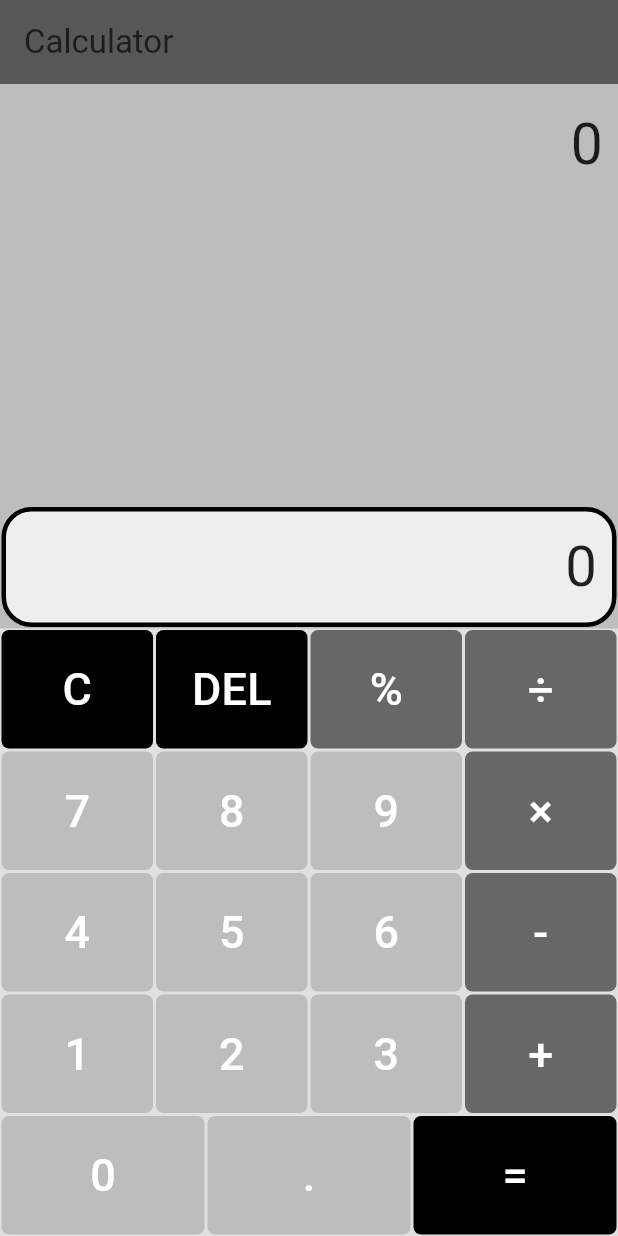
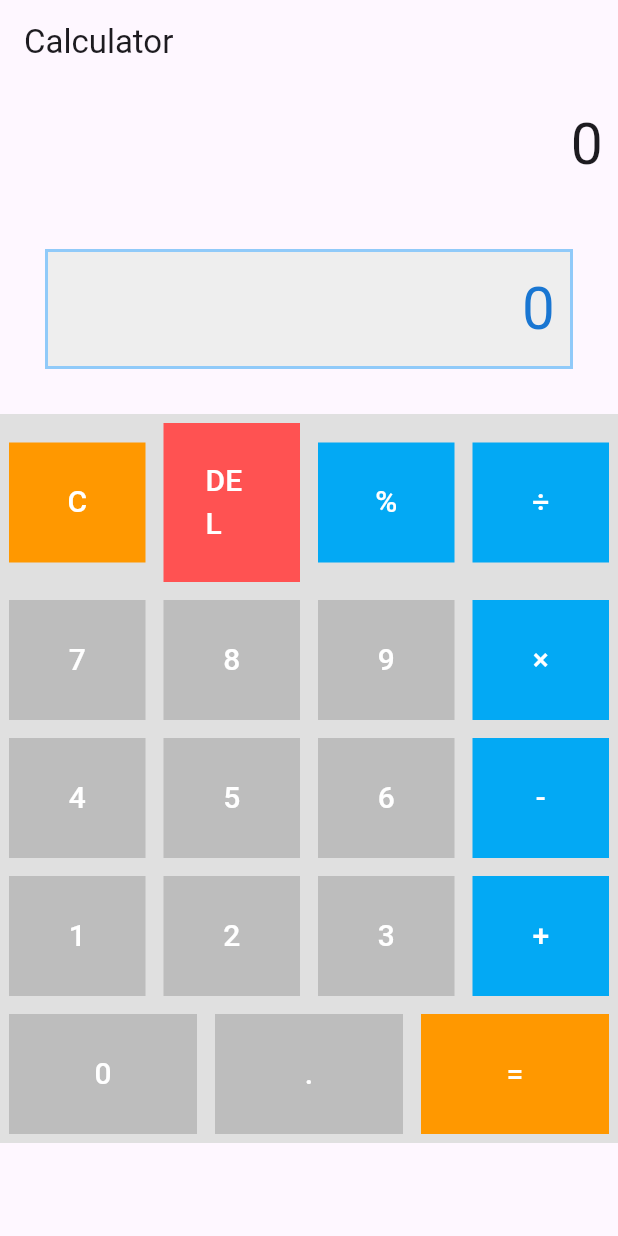
Before and after one commit to samuelpastor31/Calculadora-Flutter, a Flutter app: the screen it shows after launch, on a phone screen of 412 x 824 dp. Run offline on Flutter 3.47's test engine with Material 3 defaults, Android fonts, the phone set to English and light mode, and no system bars; our stand-ins replace math_expressions.

```diff
--- a/lib/calculator_home.dart
+++ b/lib/calculator_home.dart
@@ -39,13 +39,12 @@ class _CalculatorHomeState extends State<CalculatorHome> {
   Widget _resultPanel() {
     return Container(
       alignment: Alignment.centerRight,
-      margin: EdgeInsets.all(1.0),
+      margin: EdgeInsets.all(30.0),
       decoration: BoxDecoration(
-        borderRadius: BorderRadius.circular(20.0), //todo activ3 borde
         color: Colors.grey.shade200,
         border: Border.all(
-          color: Colors.black, //todo activ3 cambio de color y grosor del borde
-          width: 3,
+          color: Colors.blue.shade200,
+          width: 2,
         ),
       ),
       height: CalculatorHome.panelMaxHeight, //todo activ1 Restricción de altura máxima
@@ -56,7 +55,7 @@ class _CalculatorHomeState extends State<CalculatorHome> {
           _resultText,
           style: TextStyle(
             fontSize: _resultFontSize,
-          color: Colors.black87, //todo activ3 cambio color resultado a negro
+            color: Colors.blue.shade700,
           ),
           overflow: TextOverflow.ellipsis, //todo activ1 Evita que se desborde el texto
         ),
@@ -66,15 +65,13 @@ class _CalculatorHomeState extends State<CalculatorHome> {
 
   Widget _calcButton(String text, Color color) {
     return Container(
-      margin: EdgeInsets.all(1.0),
-      padding: EdgeInsets.all(10.0),
-      decoration: BoxDecoration(
-        color: color,
-        borderRadius: BorderRadius.circular(5.0)),//todo activ3 botones redondeados
+      margin: EdgeInsets.all(6),
+      padding: EdgeInsets.all(16),
+      decoration: BoxDecoration(color: color,),
       child: TextButton(
         child: Text(
           text,
-          style: TextStyle(color: Colors.white, fontSize: 30.0),
+          style: TextStyle(color: Colors.white, fontSize: 20.0),
         ),
         onPressed: () => _onCalcButtonPressed(text),
       ),
@@ -89,10 +86,10 @@ class _CalculatorHomeState extends State<CalculatorHome> {
         children: <Widget>[
           Row(
             children: <Widget>[
-              Expanded(child: _calcButton('C', Colors.black),),
-              Expanded(child:_calcButton('DEL', Colors.black),),
-              Expanded(child:_calcButton('%', Colors.black54),),
-              Expanded(child:_calcButton('÷', Colors.black54),),
+              Expanded(child: _calcButton('C', Colors.orange),),
+              Expanded(child:_calcButton('DEL', Colors.redAccent),),
+              Expanded(child:_calcButton('%', Colors.lightBlue),),
+              Expanded(child:_calcButton('÷', Colors.lightBlue),),
             ],
           ),
           Row(
@@ -100,7 +97,7 @@ class _CalculatorHomeState extends State<CalculatorHome> {
               Expanded(child:_calcButton('7', Colors.grey.shade400),),
               Expanded(child:_calcButton('8', Colors.grey.shade400),),
               Expanded(child:_calcButton('9', Colors.grey.shade400),),
-              Expanded(child:_calcButton('×', Colors.black54),),
+              Expanded(child:_calcButton('×', Colors.lightBlue),),
             ],
           ),
           Row(
@@ -108,7 +105,7 @@ class _CalculatorHomeState extends State<CalculatorHome> {
               Expanded(child:_calcButton('4', Colors.grey.shade400),),
               Expanded(child:_calcButton('5', Colors.grey.shade400),),
               Expanded(child:_calcButton('6', Colors.grey.shade400),),
-              Expanded(child:_calcButton('-', Colors.black54),),
+              Expanded(child:_calcButton('-', Colors.lightBlue),),
             ],
           ),
           Row(
@@ -116,15 +113,15 @@ class _CalculatorHomeState extends State<CalculatorHome> {
               Expanded(child:_calcButton('1', Colors.grey.shade400),),
               Expanded(child:_calcButton('2', Colors.grey.shade400),),
               Expanded(child:_calcButton('3', Colors.grey.shade400),),
-              Expanded(child:_calcButton('+', Colors.black54),),
+              Expanded(child:_calcButton('+', Colors.lightBlue),),
             ],
           ),
 
           Row(
             children: <Widget>[
-              Expanded(child:_calcButton('0', Colors.grey.shade400,),),
+              Expanded(child:_calcButton('0', Colors.grey.shade400),),
               Expanded(child:_calcButton('.', Colors.grey.shade400),),
-              Expanded(child:_calcButton('=', Colors.black),),
+              Expanded(child:_calcButton('=', Colors.orange),),
             ],
           ),
         ],
@@ -177,15 +174,11 @@ class _CalculatorHomeState extends State<CalculatorHome> {
     });
   }
 
+
   @override
   Widget build(BuildContext context) {
     return Scaffold(
-      appBar: AppBar(
-          title: Text('Calculator'),
-          backgroundColor: Colors.black54 ,//todo activ3 cambio de color del appbar a negro
-          elevation: 0.0, //todo activ3 borrado de sombra
-        ),
-      backgroundColor: Colors.grey.shade400, //todo activ3 cambio del fondo a gris
+      appBar: AppBar(title: Text('Calculator')),
       resizeToAvoidBottomInset: false,//todo activ2 evita que la pantalla se suba
       body: Column(
         mainAxisAlignment: MainAxisAlignment.spaceBetween,
@@ -195,17 +188,15 @@ class _CalculatorHomeState extends State<CalculatorHome> {
               scrollDirection: Axis.vertical, //todo activ2 esto permite bajar verticalmente la pantalla cuando no hay suficiente espacio
               child: SafeArea(
                 child: Column(
-          mainAxisAlignment: MainAxisAlignment.spaceBetween,
                   children: <Widget>[
                     _equationPanel(),
-
+                    _resultPanel(),
+                    _buttonsPanel(),
                   ],
                 ),
               ),
             ),
           ),
-          _resultPanel(),
-          _buttonsPanel(),
         ],
       ),
     );
```
Lines whose indentation alone changed are shown as unchanged.
